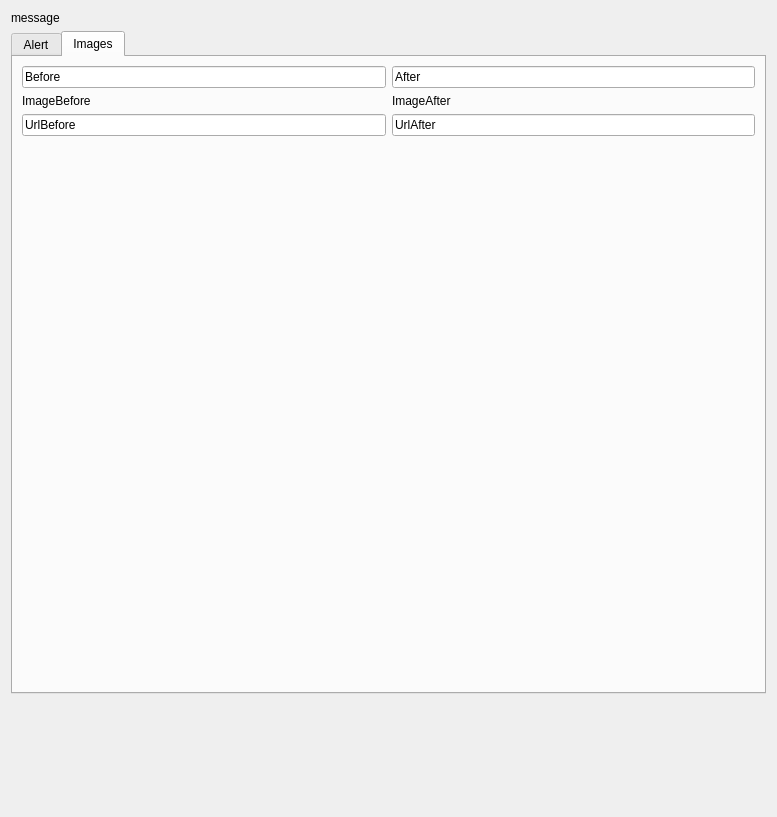
Qt form form.ui (lmotta/mapbiomasalert) before a commit.
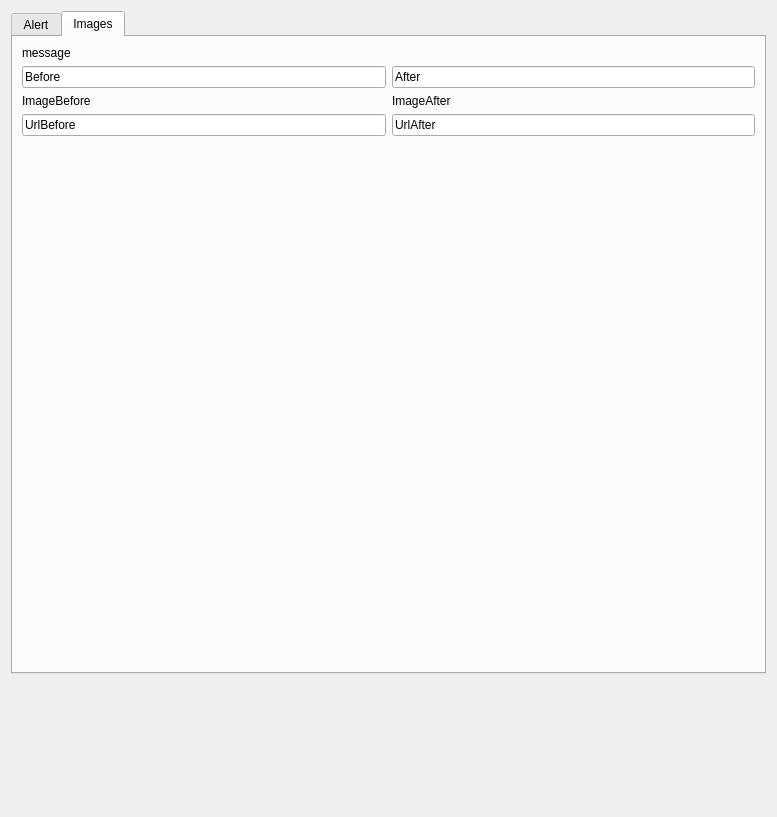
The same form after that commit. The open tabs and pages were chosen to show the change.

Commit message: Fixed quickly change of feature in dialog

```diff
--- a/form.ui
+++ b/form.ui
@@ -26,13 +26,6 @@
    <string>Item</string>
   </property>
   <layout class="QVBoxLayout" name="verticalLayout_3">
-   <item>
-    <widget class="QLabel" name="lblMessage">
-     <property name="text">
-      <string>message</string>
-     </property>
-    </widget>
-   </item>
    <item>
     <widget class="QTabWidget" name="tabAlert">
      <property name="sizePolicy">
@@ -108,6 +101,13 @@
        <string>Images</string>
       </attribute>
       <layout class="QVBoxLayout" name="layoutMetadata">
+       <item>
+        <widget class="QLabel" name="lblMessage">
+         <property name="text">
+          <string>message</string>
+         </property>
+        </widget>
+       </item>
        <item>
         <layout class="QHBoxLayout" name="horizontalLayout">
          <item>
```
The commit also changes 3 other files.
